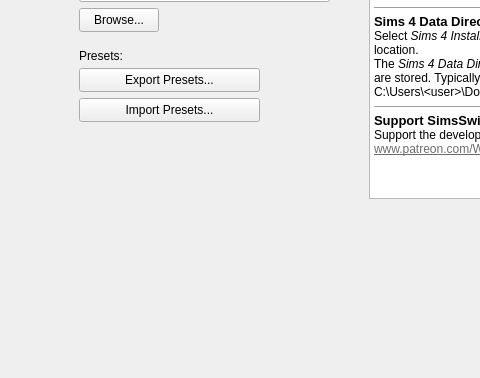
Qt form mainwindow.ui (WrenSwift/SimsSwitcher) before a commit; both pictures show x 0 to 480 and y 201 to 579 of the 800 by 579 pixel window.
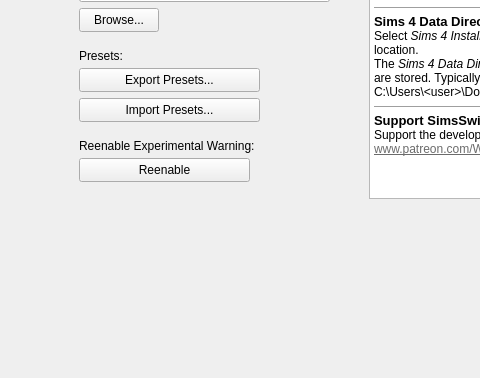
The same form after that commit.

Commit message:
Add drag-and-drop functionality and custom file list item widget
- Implemented drag-and-drop support in the main window for file management.
- Created FileListItemWidget for better handling of file items with checkboxes and delete functionality.
- Updated UI to include a button for re-enabling the experimental warning dialog.
- Adjusted version number to 1.1.0.

Diff of the .ui file:
```diff
--- a/mainwindow.ui
+++ b/mainwindow.ui
@@ -525,6 +525,32 @@
        <string>Import Presets...</string>
       </property>
      </widget>
+     <widget class="QPushButton" name="reenableButton">
+      <property name="geometry">
+       <rect>
+        <x>20</x>
+        <y>320</y>
+        <width>171</width>
+        <height>24</height>
+       </rect>
+      </property>
+      <property name="text">
+       <string>Reenable</string>
+      </property>
+     </widget>
+     <widget class="QLabel" name="label_6">
+      <property name="geometry">
+       <rect>
+        <x>20</x>
+        <y>300</y>
+        <width>181</width>
+        <height>16</height>
+       </rect>
+      </property>
+      <property name="text">
+       <string>Reenable Experimental Warning:</string>
+      </property>
+     </widget>
     </widget>
    </widget>
    <widget class="QPushButton" name="menuMods">
```
The commit also changes 5 other files.
